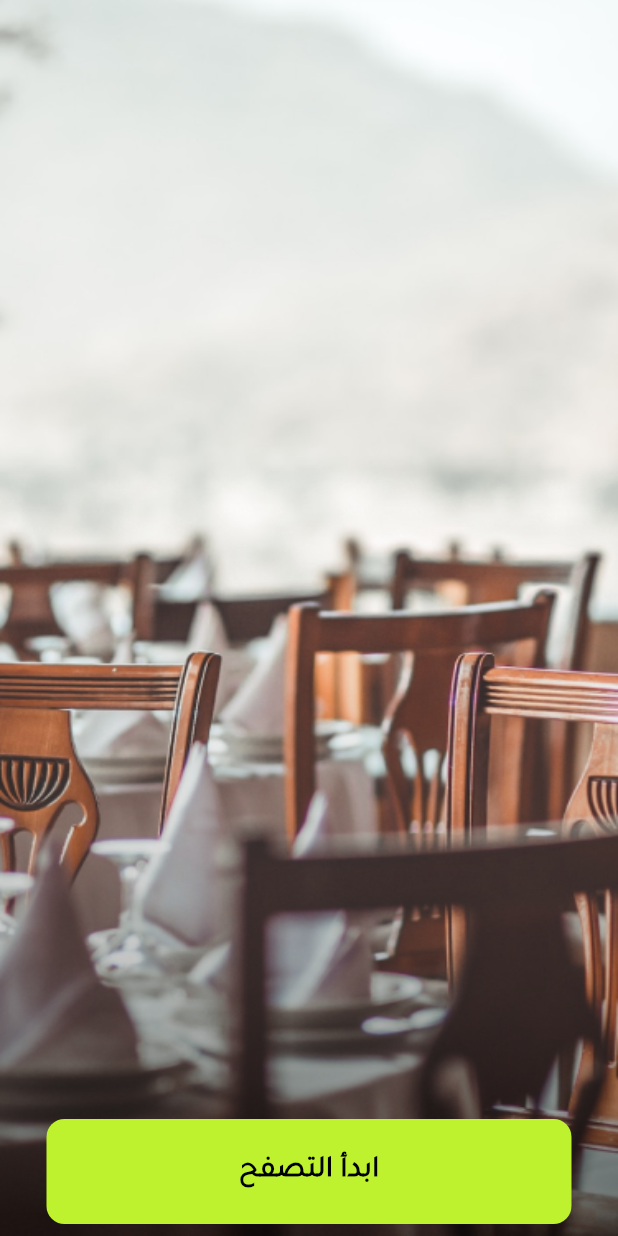
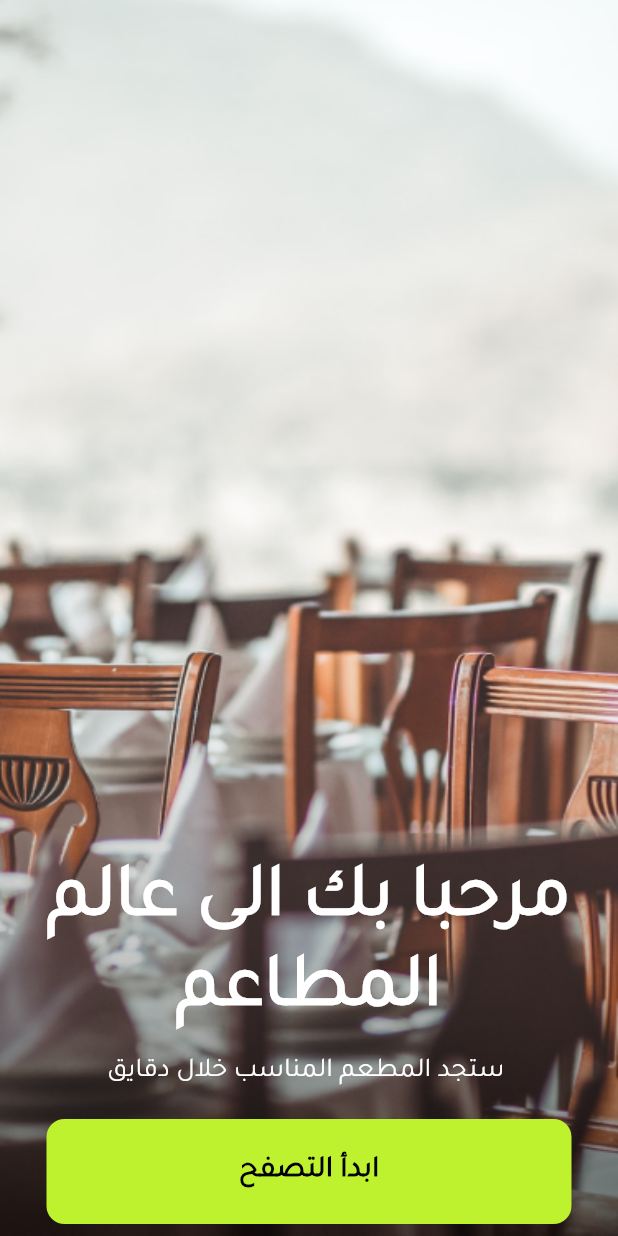
Before and after one commit to haneenAmer/rss_app, a Flutter app: the screen it shows after launch, on a phone screen of 412 x 824 dp. Run offline on Flutter 3.47's test engine with Material 2 defaults, Android fonts, the phone set to English and light mode, and no system bars; our stand-ins replace animated_splash_screen, google_nav_bar.

Commit message:
onboarding screenin progress

```diff
--- a/lib/ui/screens/onboarding_screen.dart
+++ b/lib/ui/screens/onboarding_screen.dart
@@ -23,6 +23,28 @@ class OnBoarding extends StatelessWidget {
                 fit: BoxFit.fill,
                 image: AssetImage('assets/images/linearlayer.png')),
           ),
+          Align(
+            alignment: Alignment.bottomCenter,
+            child: Column(
+              //crossAxisAlignment: CrossAxisAlignment.center,
+              mainAxisAlignment: MainAxisAlignment.end,
+              children: [
+                Text(
+                  textAlign: TextAlign.center,
+                  'مرحبا بك الى عالم المطاعم ',
+                  style: TextStyle(
+                      fontFamily: 'Tajawal',
+                      fontSize: 50,
+                      fontWeight: FontWeight.bold,
+                      color: Colors.white),
+                ),
+                VerticalSpace(12),
+                Text(
+                  'ستجد المطعم المناسب خلال دقايق ',
+                  style: TextStyle(
+                      fontFamily: 'Tajawal', fontSize: 18, color: Colors.white),
+                ),
+                VerticalSpace(12),
                 TextButton(
                     onPressed: () {
                       Navigator.push(
@@ -30,8 +52,6 @@ class OnBoarding extends StatelessWidget {
                         MaterialPageRoute(builder: (context) => NavBar()),
                       );
                     },
-              child: Align(
-                alignment: Alignment.bottomCenter,
                     child: Container(
                       alignment: Alignment.center,
                       height: 70,
@@ -46,8 +66,10 @@ class OnBoarding extends StatelessWidget {
                               color: Colors.black,
                               fontSize: 20,
                               fontWeight: FontWeight.bold)),
+                    )),
+              ],
             ),
-              ))
+          )
         ]),
       ),
     );
```
Lines whose indentation alone changed are shown as unchanged.
